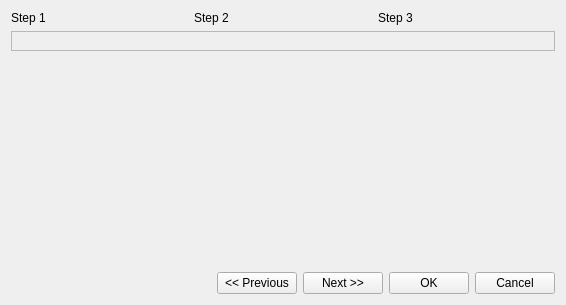
Old version of the form src/salome/parametric/gui/wizard.ui in the repository x3-apptech/salome-modules-parametric.
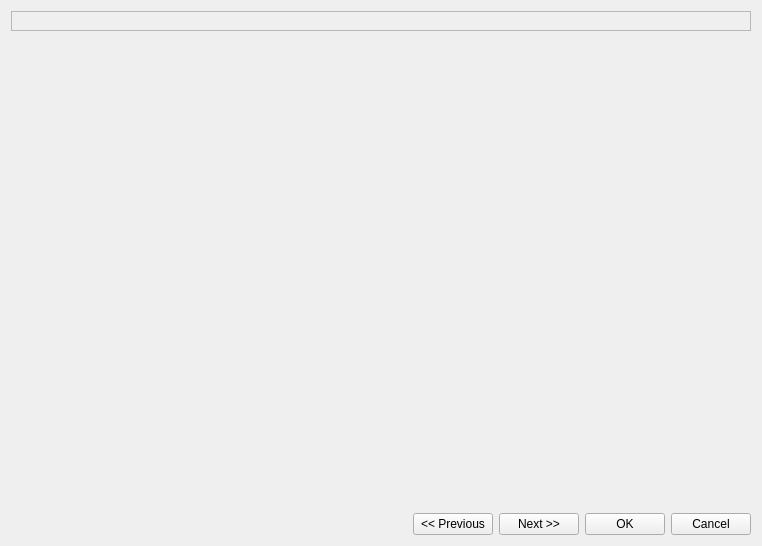
New version of the form.

```diff
--- a/src/salome/parametric/gui/wizard.ui
+++ b/src/salome/parametric/gui/wizard.ui
@@ -6,8 +6,8 @@
    <rect>
     <x>0</x>
     <y>0</y>
-    <width>566</width>
-    <height>305</height>
+    <width>762</width>
+    <height>546</height>
    </rect>
   </property>
   <property name="windowTitle">
@@ -15,29 +15,7 @@
   </property>
   <layout class="QVBoxLayout" name="verticalLayout">
    <item>
-    <layout class="QHBoxLayout" name="horizontalLayout_2">
-     <item>
-      <widget class="QLabel" name="step1Label">
-       <property name="text">
-        <string>Step 1</string>
-       </property>
-      </widget>
-     </item>
-     <item>
-      <widget class="QLabel" name="step2Label">
-       <property name="text">
-        <string>Step 2</string>
-       </property>
-      </widget>
-     </item>
-     <item>
-      <widget class="QLabel" name="step3Label">
-       <property name="text">
-        <string>Step 3</string>
-       </property>
-      </widget>
-     </item>
-    </layout>
+    <layout class="QHBoxLayout" name="stepLayout"/>
    </item>
    <item>
     <widget class="QFrame" name="innerFrame">
```
